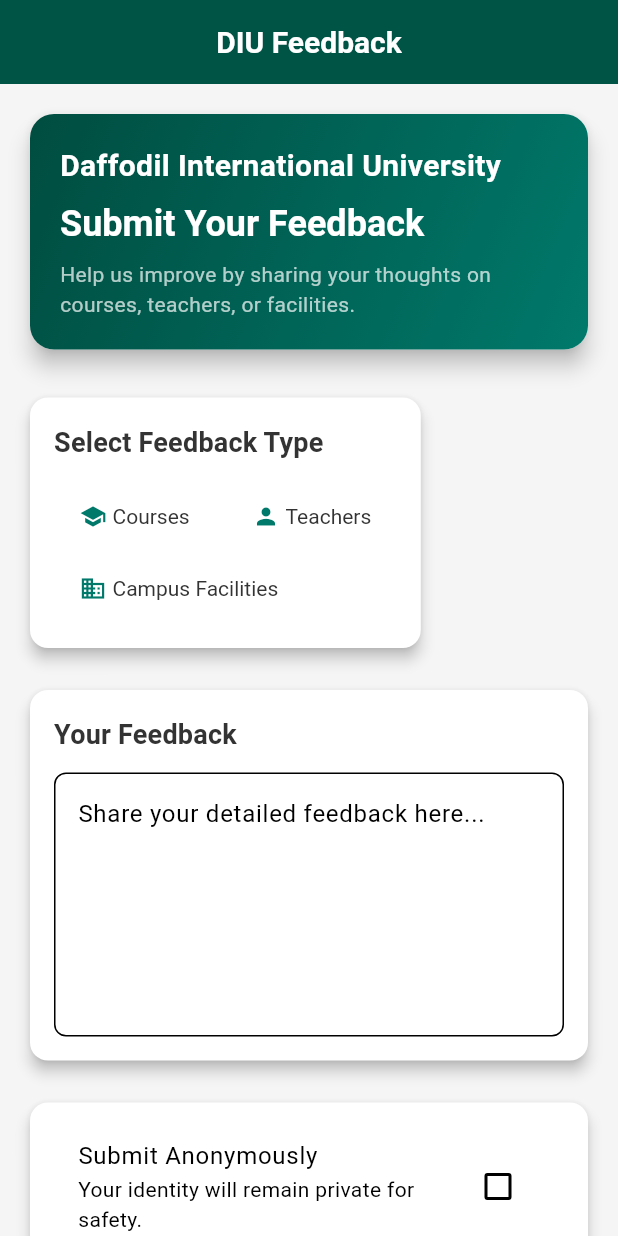
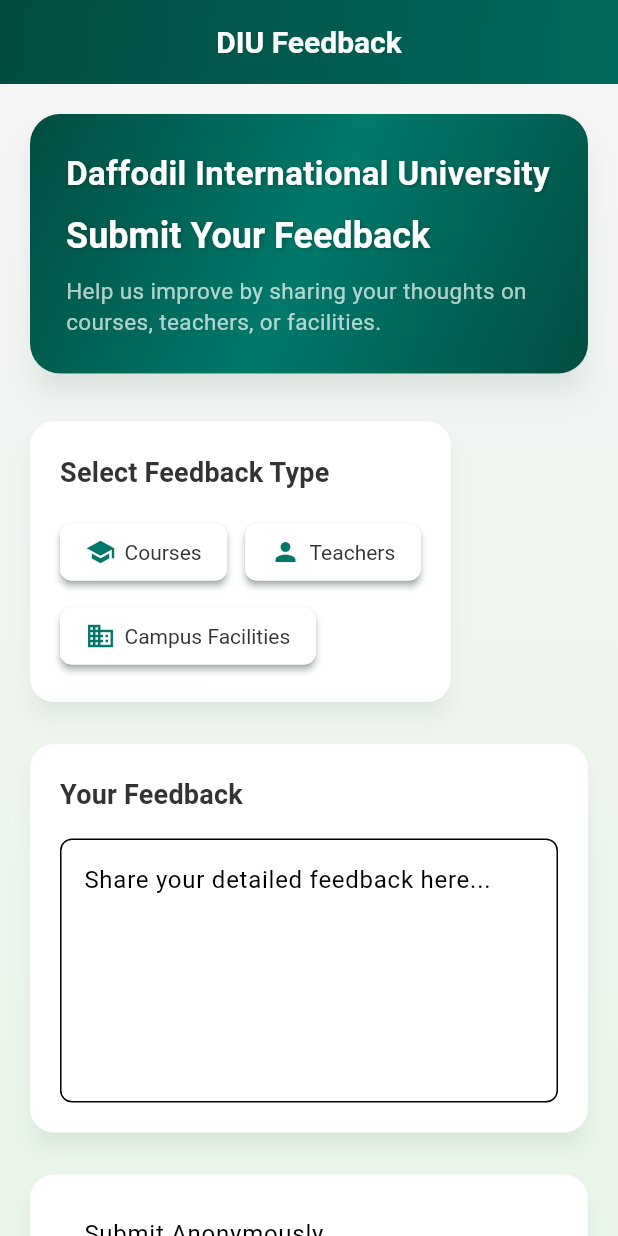
Before and after one commit to mdashraful24/feedback-app, a Flutter app: the screen it shows after launch, on a phone screen of 412 x 824 dp. Run offline on Flutter 3.47's test engine with Material 3 defaults, Android fonts, the phone set to English and light mode, and no system bars.

```diff
--- a/lib/main.dart
+++ b/lib/main.dart
@@ -45,6 +45,7 @@ class FeedbackApp extends StatelessWidget {
               borderRadius: BorderRadius.circular(8),
             ),
             elevation: 4,
+            shadowColor: const Color(0xFF004D40).withOpacity(0.3),
           ),
         ),
         inputDecorationTheme: const InputDecorationTheme(
@@ -64,6 +65,8 @@ class FeedbackApp extends StatelessWidget {
           checkmarkColor: Colors.white,
           labelStyle: TextStyle(color: Color(0xFF333333)),
           secondaryLabelStyle: TextStyle(color: Colors.white),
+          elevation: 2,
+          shadowColor: Color(0xFF004D40),
         ),
       ),
       home: const FeedbackHome(),
@@ -78,12 +81,35 @@ class FeedbackHome extends StatefulWidget {
   State<FeedbackHome> createState() => _FeedbackHomeState();
 }
 
-class _FeedbackHomeState extends State<FeedbackHome> {
+class _FeedbackHomeState extends State<FeedbackHome> with TickerProviderStateMixin {
   String? _selectedType;
   final TextEditingController _feedbackController = TextEditingController();
   bool _isAnonymous = false;
 
   final List<String> _feedbackTypes = ['Courses', 'Teachers', 'Campus Facilities'];
+
+  late AnimationController _animationController;
+  late Animation<double> _fadeAnimation;
+
+  @override
+  void initState() {
+    super.initState();
+    _animationController = AnimationController(
+      duration: const Duration(milliseconds: 800),
+      vsync: this,
+    );
+    _fadeAnimation = Tween<double>(begin: 0.0, end: 1.0).animate(
+      CurvedAnimation(parent: _animationController, curve: Curves.easeIn),
+    );
+    _animationController.forward();
+  }
+
+  @override
+  void dispose() {
+    _animationController.dispose();
+    _feedbackController.dispose();
+    super.dispose();
+  }
 
   @override
   Widget build(BuildContext context) {
@@ -98,51 +124,85 @@ class _FeedbackHomeState extends State<FeedbackHome> {
           fontSize: 20,
           fontWeight: FontWeight.bold,
         ),
+        flexibleSpace: Container(
+          decoration: const BoxDecoration(
+            gradient: LinearGradient(
+              colors: [Color(0xFF004D40), Color(0xFF00695C)],
+              begin: Alignment.topLeft,
+              end: Alignment.bottomRight,
             ),
-      body: SingleChildScrollView(
+          ),
+        ),
+      ),
+      body: FadeTransition(
+        opacity: _fadeAnimation,
+        child: Container(
+          decoration: const BoxDecoration(
+            gradient: LinearGradient(
+              colors: [Color(0xFFF5F5F5), Color(0xFFE8F5E8)],
+              begin: Alignment.topCenter,
+              end: Alignment.bottomCenter,
+            ),
+          ),
+          child: SingleChildScrollView(
             padding: const EdgeInsets.all(16.0),
             child: Column(
               crossAxisAlignment: CrossAxisAlignment.start,
               children: [
                 // Header Card
                 Card(
-              elevation: 6,
+                  elevation: 8,
                   shape: RoundedRectangleBorder(
-                borderRadius: BorderRadius.circular(16),
+                    borderRadius: BorderRadius.circular(20),
                   ),
+                  shadowColor: const Color(0xFF004D40).withOpacity(0.2),
                   child: Container(
                     decoration: const BoxDecoration(
                       gradient: LinearGradient(
-                    colors: [Color(0xFF004D40), Color(0xFF00796B)],
+                        colors: [Color(0xFF004D40), Color(0xFF00796B), Color(0xFF004D40)],
                         begin: Alignment.topLeft,
                         end: Alignment.bottomRight,
                       ),
-                  borderRadius: BorderRadius.all(Radius.circular(16)),
+                      borderRadius: BorderRadius.all(Radius.circular(20)),
                     ),
-                padding: const EdgeInsets.all(20.0),
+                    padding: const EdgeInsets.all(24.0),
                     child: Column(
                       crossAxisAlignment: CrossAxisAlignment.start,
                       children: [
                         const Text(
                           'Daffodil International University',
                           style: TextStyle(
-                        fontSize: 20,
+                            fontSize: 22,
                             fontWeight: FontWeight.bold,
                             color: Colors.white,
+                            shadows: [
+                              Shadow(
+                                blurRadius: 4.0,
+                                color: Colors.black26,
+                                offset: Offset(1, 1),
+                              ),
+                            ],
                           ),
                         ),
-                    const SizedBox(height: 8),
+                        const SizedBox(height: 10),
                         Text(
                           'Submit Your Feedback',
                           style: Theme.of(context).textTheme.headlineSmall?.copyWith(
                             color: Colors.white,
+                            shadows: const [
+                              Shadow(
+                                blurRadius: 4.0,
+                                color: Colors.black26,
+                                offset: Offset(1, 1),
+                              ),
+                            ],
                           ),
                         ),
-                    const SizedBox(height: 8),
+                        const SizedBox(height: 10),
                         const Text(
                           'Help us improve by sharing your thoughts on courses, teachers, or facilities.',
                           style: TextStyle(
-                        fontSize: 14,
+                            fontSize: 15,
                             color: Colors.white70,
                           ),
                         ),
@@ -153,12 +213,13 @@ class _FeedbackHomeState extends State<FeedbackHome> {
                 const SizedBox(height: 24),
                 // Feedback Type Selection
                 Card(
-              elevation: 4,
+                  elevation: 6,
                   shape: RoundedRectangleBorder(
-                borderRadius: BorderRadius.circular(12),
+                    borderRadius: BorderRadius.circular(16),
                   ),
+                  shadowColor: const Color(0xFF004D40).withOpacity(0.15),
                   child: Padding(
-                padding: const EdgeInsets.all(16.0),
+                    padding: const EdgeInsets.all(20.0),
                     child: Column(
                       crossAxisAlignment: CrossAxisAlignment.start,
                       children: [
@@ -166,20 +227,23 @@ class _FeedbackHomeState extends State<FeedbackHome> {
                           'Select Feedback Type',
                           style: Theme.of(context).textTheme.titleMedium,
                         ),
-                    const SizedBox(height: 12),
+                        const SizedBox(height: 16),
                         Wrap(
-                      spacing: 8.0,
+                          spacing: 12.0,
+                          runSpacing: 8.0,
                           children: _feedbackTypes.map((type) {
-                        return ChoiceChip(
+                            return AnimatedContainer(
+                              duration: const Duration(milliseconds: 300),
+                              child: ChoiceChip(
                                 label: Row(
                                   mainAxisSize: MainAxisSize.min,
                                   children: [
                                     Icon(
                                       _getIconForType(type),
-                                size: 18,
+                                      size: 20,
                                       color: _selectedType == type ? Colors.white : const Color(0xFF00796B),
                                     ),
-                              const SizedBox(width: 4),
+                                    const SizedBox(width: 6),
                                     Text(type),
                                   ],
                                 ),
@@ -189,6 +253,7 @@ class _FeedbackHomeState extends State<FeedbackHome> {
                                     _selectedType = selected ? type : null;
                                   });
                                 },
+                              ),
                             );
                           }).toList(),
                         ),
@@ -199,12 +264,13 @@ class _FeedbackHomeState extends State<FeedbackHome> {
                 const SizedBox(height: 20),
                 // Feedback Input
                 Card(
-              elevation: 4,
+                  elevation: 6,
                   shape: RoundedRectangleBorder(
-                borderRadius: BorderRadius.circular(12),
+                    borderRadius: BorderRadius.circular(16),
                   ),
+                  shadowColor: const Color(0xFF004D40).withOpacity(0.15),
                   child: Padding(
-                padding: const EdgeInsets.all(16.0),
+                    padding: const EdgeInsets.all(20.0),
                     child: Column(
                       crossAxisAlignment: CrossAxisAlignment.start,
                       children: [
@@ -212,7 +278,7 @@ class _FeedbackHomeState extends State<FeedbackHome> {
                           'Your Feedback',
                           style: Theme.of(context).textTheme.titleMedium,
                         ),
-                    const SizedBox(height: 12),
+                        const SizedBox(height: 16),
                         TextField(
                           controller: _feedbackController,
                           maxLines: 6,
@@ -228,12 +294,13 @@ class _FeedbackHomeState extends State<FeedbackHome> {
                 const SizedBox(height: 20),
                 // Anonymous Option
                 Card(
-              elevation: 4,
+                  elevation: 6,
                   shape: RoundedRectangleBorder(
-                borderRadius: BorderRadius.circular(12),
+                    borderRadius: BorderRadius.circular(16),
                   ),
+                  shadowColor: const Color(0xFF004D40).withOpacity(0.15),
                   child: Padding(
-                padding: const EdgeInsets.all(16.0),
+                    padding: const EdgeInsets.all(20.0),
                     child: CheckboxListTile(
                       title: const Text('Submit Anonymously'),
                       subtitle: const Text('Your identity will remain private for safety.'),
@@ -251,18 +318,53 @@ class _FeedbackHomeState extends State<FeedbackHome> {
                 const SizedBox(height: 32),
                 // Submit Button
                 Center(
+                  child: Container(
+                    decoration: BoxDecoration(
+                      gradient: const LinearGradient(
+                        colors: [Color(0xFF00796B), Color(0xFF004D40)],
+                        begin: Alignment.topLeft,
+                        end: Alignment.bottomRight,
+                      ),
+                      borderRadius: BorderRadius.circular(12),
+                      boxShadow: [
+                        BoxShadow(
+                          color: const Color(0xFF004D40).withOpacity(0.3),
+                          blurRadius: 8,
+                          offset: const Offset(0, 4),
+                        ),
+                      ],
+                    ),
                     child: ElevatedButton.icon(
                       onPressed: _submitFeedback,
-                icon: const Icon(Icons.send),
+                      icon: const Icon(Icons.send, size: 24),
                       label: const Text('Submit Feedback'),
                       style: ElevatedButton.styleFrom(
-                  padding: const EdgeInsets.symmetric(horizontal: 40, vertical: 14),
-                  textStyle: const TextStyle(fontSize: 16, fontWeight: FontWeight.bold),
+                        backgroundColor: Colors.transparent,
+                        shadowColor: Colors.transparent,
+                        padding: const EdgeInsets.symmetric(horizontal: 50, vertical: 16),
+                        textStyle: const TextStyle(fontSize: 18, fontWeight: FontWeight.bold),
+                        shape: RoundedRectangleBorder(
+                          borderRadius: BorderRadius.circular(12),
+                        ),
+                      ),
+                    ),
+                  ),
+                ),
+                const SizedBox(height: 20),
+                // Footer
+                Center(
+                  child: Text(
+                    '© 2025 Daffodil International University. All rights reserved.',
+                    style: TextStyle(
+                      fontSize: 12,
+                      color: Colors.grey[600],
                     ),
                   ),
                 ),
                 const SizedBox(height: 20),
               ],
+            ),
+          ),
         ),
       ),
     );
@@ -289,9 +391,10 @@ class _FeedbackHomeState extends State<FeedbackHome> {
           backgroundColor: Colors.redAccent,
           behavior: SnackBarBehavior.floating,
           shape: RoundedRectangleBorder(
-            borderRadius: BorderRadius.circular(8),
+            borderRadius: BorderRadius.circular(10),
           ),
           margin: const EdgeInsets.all(16),
+          elevation: 6,
         ),
       );
       return;
@@ -302,13 +405,16 @@ class _FeedbackHomeState extends State<FeedbackHome> {
       barrierDismissible: false,
       builder: (context) => AlertDialog(
         shape: RoundedRectangleBorder(
-          borderRadius: BorderRadius.circular(16),
+          borderRadius: BorderRadius.circular(20),
         ),
+        backgroundColor: Colors.white,
+        elevation: 10,
+        shadowColor: const Color(0xFF004D40).withOpacity(0.2),
         title: Row(
           children: const [
-            Icon(Icons.check_circle, color: Colors.green, size: 28),
-            SizedBox(width: 8),
-            Text('Thank You!'),
+            Icon(Icons.check_circle, color: Colors.green, size: 32),
+            SizedBox(width: 10),
+            Text('Thank You!', style: TextStyle(fontWeight: FontWeight.bold)),
           ],
         ),
         content: Text(
@@ -322,7 +428,7 @@ class _FeedbackHomeState extends State<FeedbackHome> {
               Navigator.of(context).pop();
               _resetForm();
             },
-            child: const Text('OK', style: TextStyle(fontSize: 16)),
+            child: const Text('OK', style: TextStyle(fontSize: 16, color: Color(0xFF00796B))),
           ),
         ],
       ),
```
Lines whose indentation alone changed are shown as unchanged.
